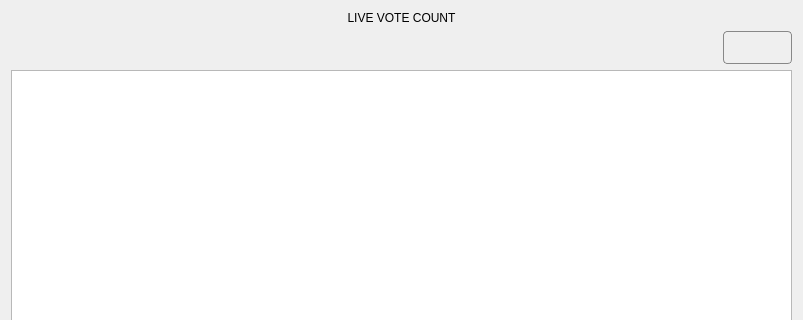
GuisadongManok/PolliTech-VVM, file VVM/reportsnresults.ui: the form before one commit; both pictures show x 0 to 803 and y 0 to 320 of the 803 by 689 pixel window.
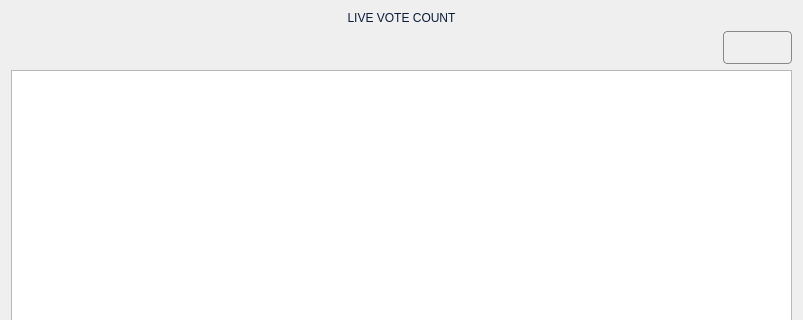
The form after the commit. Icons and pictures are not drawn.

The edit to the form file:
```diff
--- a/VVM/reportsnresults.ui
+++ b/VVM/reportsnresults.ui
@@ -31,7 +31,7 @@
        <property name="styleSheet">
         <string notr="true">QLabel {
 	font: 700 30pt &quot;Segoe UI&quot;;
-	color: black;
+	color: #0A1C3A;
 }</string>
        </property>
        <property name="text">
```
